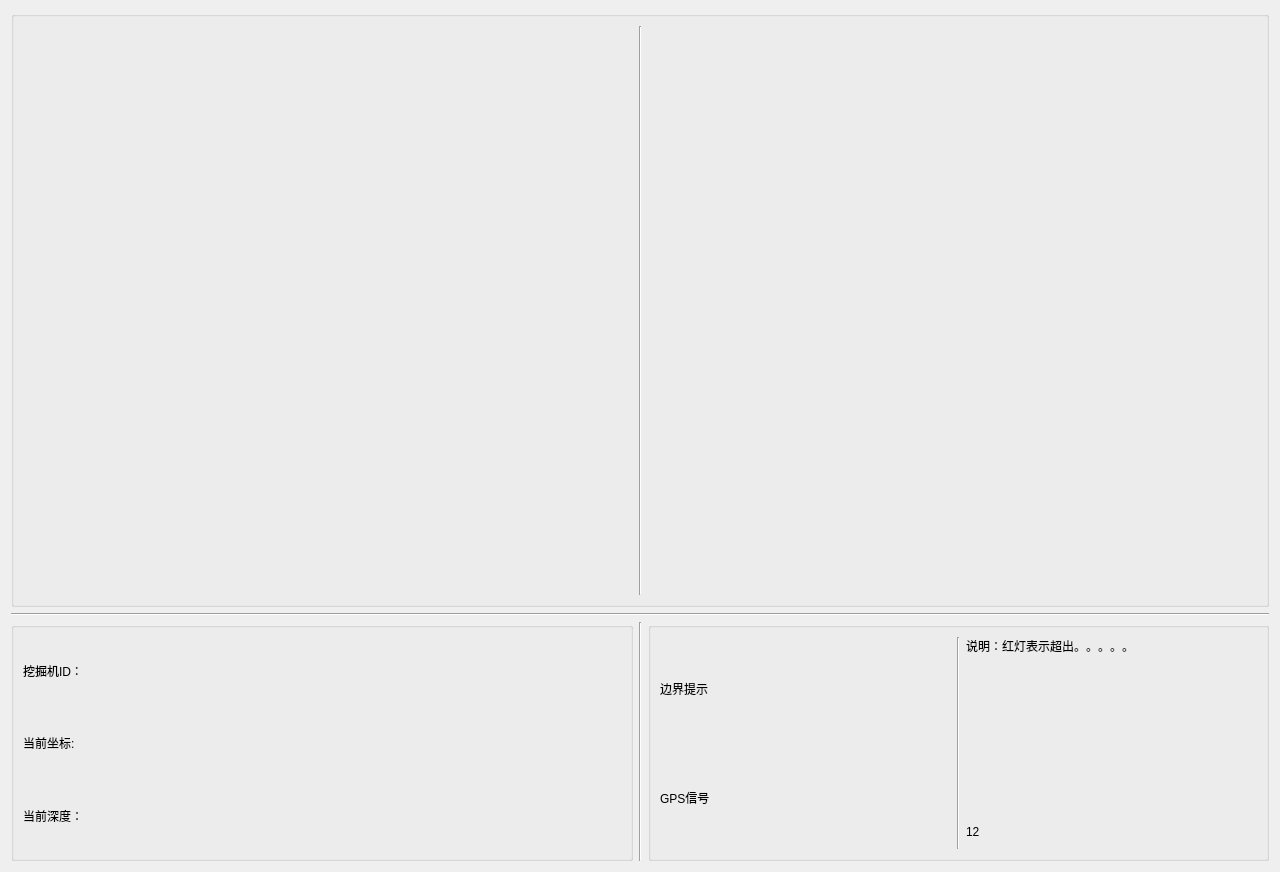
This is digger_ui.ui in huai-github/digger_5.0 as Qt 5 draws it before an edit. The edited form follows.
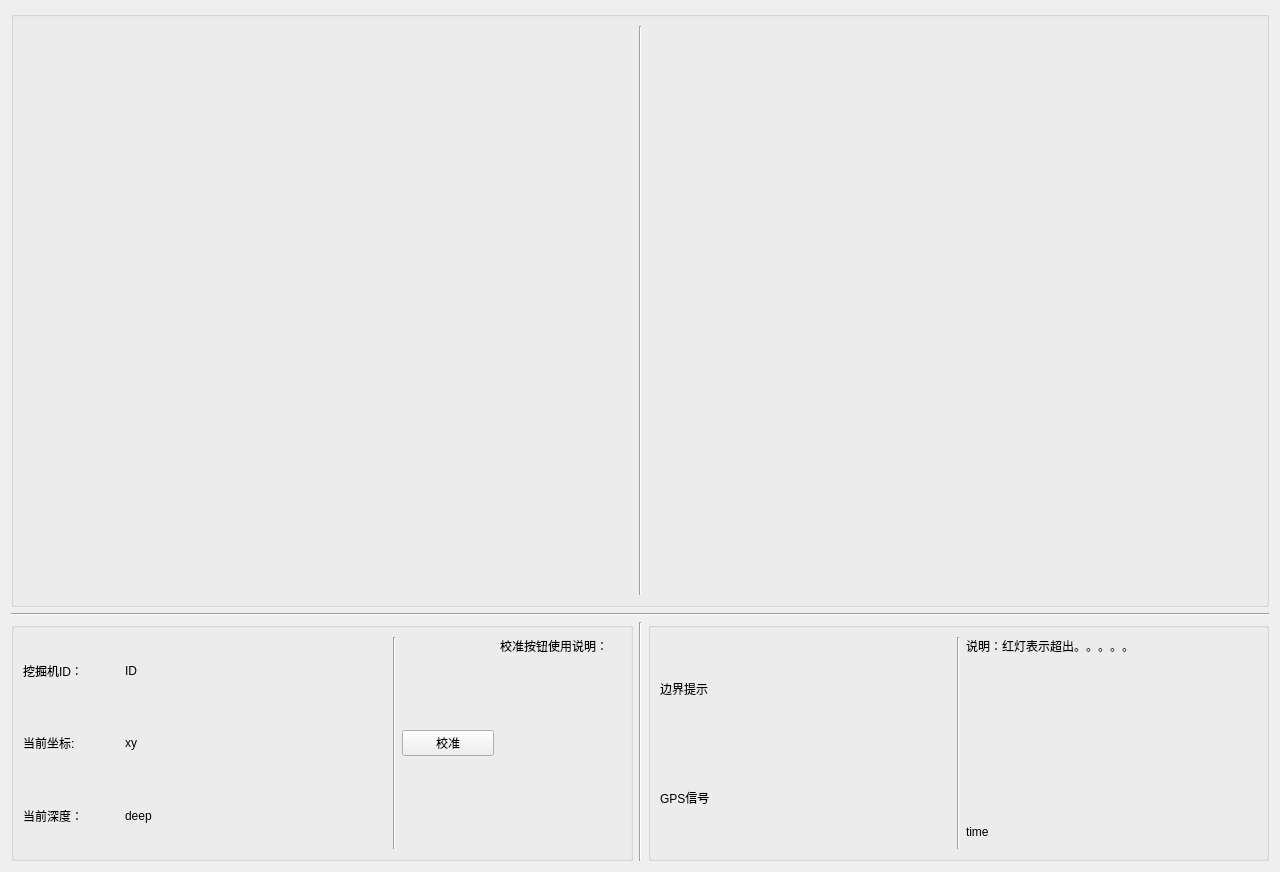
This is the edited form.

Commit message: 加入校准按钮，校准程序未完成

Patch:
```diff
--- a/digger_ui.ui
+++ b/digger_ui.ui
@@ -68,6 +68,10 @@
        <property name="title">
         <string/>
        </property>
+       <layout class="QHBoxLayout" name="horizontalLayout_8">
+        <item>
+         <layout class="QHBoxLayout" name="horizontalLayout_3" stretch="9,1,2,3">
+          <item>
        <layout class="QVBoxLayout" name="verticalLayout_2">
         <item>
          <layout class="QHBoxLayout" name="horizontalLayout_4" stretch="10,1,30">
@@ -101,7 +105,7 @@
              <string notr="true">font: 12pt &quot;Consolas&quot;;</string>
             </property>
             <property name="text">
-             <string/>
+                 <string>ID</string>
             </property>
            </widget>
           </item>
@@ -140,7 +144,7 @@
 font: 12pt &quot;Consolas&quot;;</string>
             </property>
             <property name="text">
-             <string/>
+                 <string>xy</string>
             </property>
            </widget>
           </item>
@@ -178,7 +182,50 @@
              <string notr="true">font: 12pt &quot;Consolas&quot;;</string>
             </property>
             <property name="text">
-             <string/>
+                 <string>deep</string>
+                </property>
+               </widget>
+              </item>
+             </layout>
+            </item>
+           </layout>
+          </item>
+          <item>
+           <widget class="Line" name="line_5">
+            <property name="orientation">
+             <enum>Qt::Vertical</enum>
+            </property>
+           </widget>
+          </item>
+          <item>
+           <widget class="QPushButton" name="calibration_button">
+            <property name="enabled">
+             <bool>true</bool>
+            </property>
+            <property name="minimumSize">
+             <size>
+              <width>92</width>
+              <height>0</height>
+             </size>
+            </property>
+            <property name="text">
+             <string>校准</string>
+            </property>
+           </widget>
+          </item>
+          <item>
+           <widget class="QLabel" name="calibration_text">
+            <property name="contextMenuPolicy">
+             <enum>Qt::DefaultContextMenu</enum>
+            </property>
+            <property name="styleSheet">
+             <string notr="true">font: 75 12pt &quot;微软雅黑&quot;;</string>
+            </property>
+            <property name="text">
+             <string>校准按钮使用说明：</string>
+            </property>
+            <property name="alignment">
+             <set>Qt::AlignLeading|Qt::AlignLeft|Qt::AlignTop</set>
             </property>
            </widget>
           </item>
@@ -258,7 +305,7 @@
 font: 14pt &quot;微软雅黑&quot;;</string>
             </property>
             <property name="text">
-             <string>12</string>
+             <string>time</string>
             </property>
            </widget>
           </item>
```
Left out of the diff: 19 changed lines with no effect on the pictures. Lines whose indentation alone changed are shown as unchanged. The commit also changes 4 other files.
